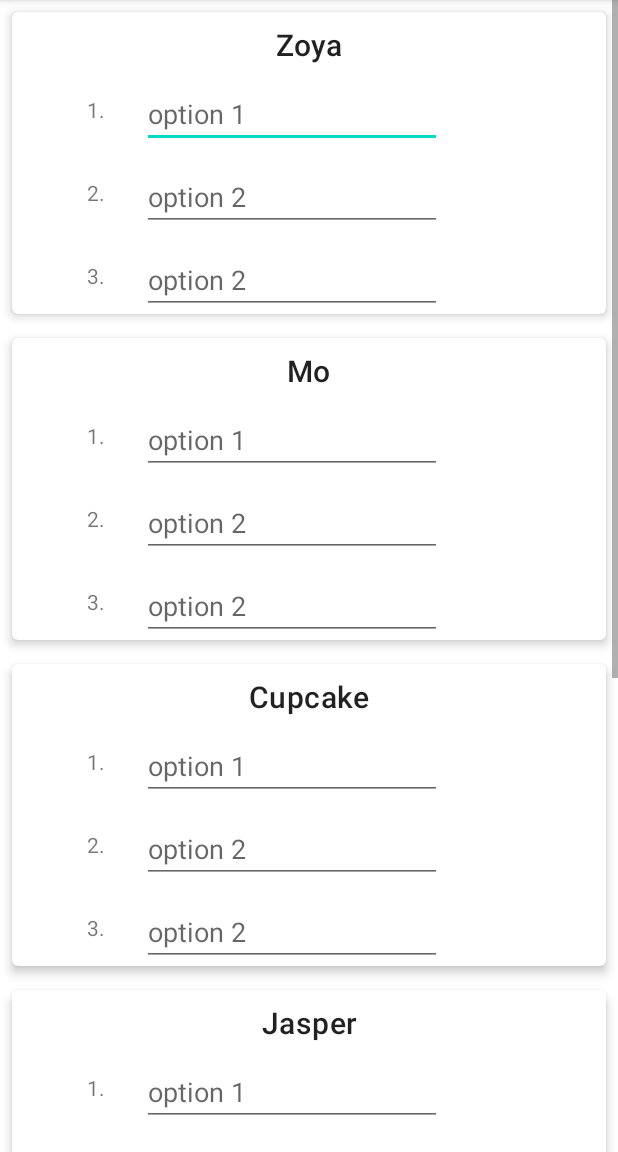
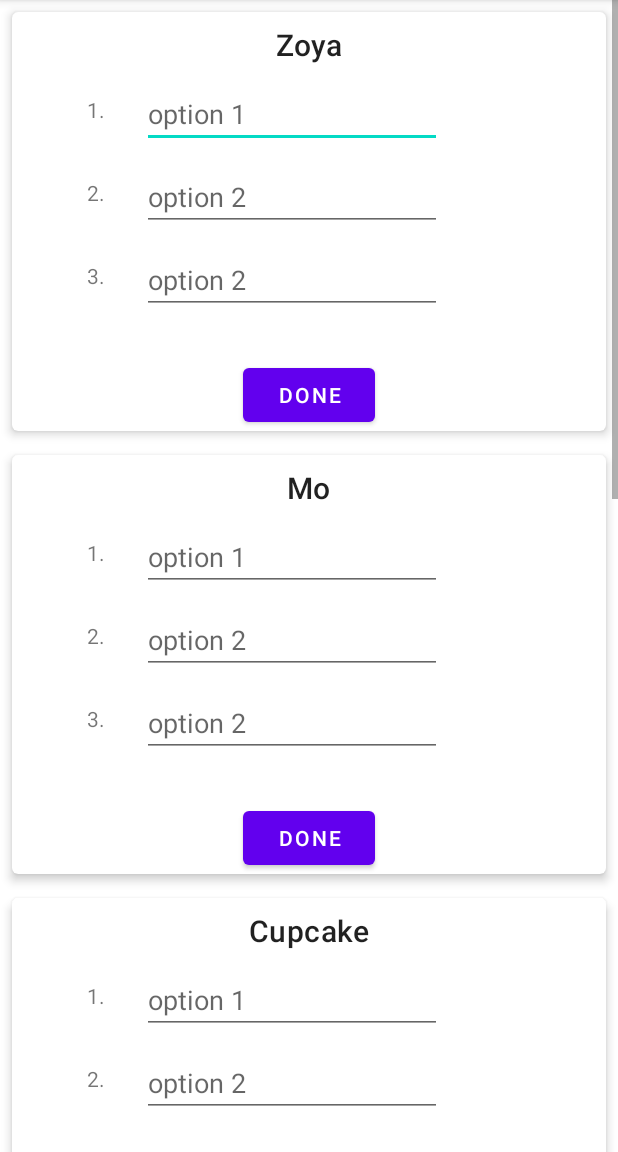
Before and after one commit to rahulpalla/StudioLife, an Android app: the EntryFormActivity screen opened directly, with no data from a screen before it, on a phone screen of 412 x 824 dp, the part 84-1236 px from its top. Run offline under Robolectric (Android 15) with nearby library versions, the phone set to English and light mode, and no system bars.

Commit message:
added button for each question

```diff
--- a/app/src/main/java/com/example/studiolife/adapter/QuestionCardAdapter.kt
+++ b/app/src/main/java/com/example/studiolife/adapter/QuestionCardAdapter.kt
@@ -6,6 +6,7 @@ import android.text.TextWatcher
 import android.view.LayoutInflater
 import android.view.View
 import android.view.ViewGroup
+import android.widget.Button
 import android.widget.EditText
 import android.widget.ImageView
 import android.widget.TextView
@@ -33,23 +34,7 @@ class QuestionCardAdapter (
         var input1Text: EditText? = view!!.findViewById(R.id.input1_text)
         var input2Text: EditText? = view!!.findViewById(R.id.input2_text)
         var input3Text: EditText? = view!!.findViewById(R.id.input3_text)
-
-//        init {
-//            editText.addTextChangedListener(object : TextWatcher {
-//                override fun afterTextChanged(s: Editable?) {
-//                    qList[adapterPosition].input1 = s.toString()
-//                }
-//
-//                override fun beforeTextChanged(s: CharSequence?, start: Int, count: Int, after: Int) {
-//
-//                }
-//
-//                override fun onTextChanged(s: CharSequence?, start: Int, before: Int, count: Int) {
-//
-//                }
-//
-//            })
-//        }
+        val button: Button? = view!!.findViewById(R.id.done_btn)
     }
 
     override fun onCreateViewHolder(parent: ViewGroup, viewType: Int): QuestionCardViewHolder {
@@ -66,30 +51,36 @@ class QuestionCardAdapter (
         // Get the data at the current position
         val data = qList[position]
         holder.questionText?.text = data.question
-//        holder.input1Text?.text = data.input1
-        holder.input1Text?.addTextChangedListener(object: TextWatcher{
-            override fun afterTextChanged(s: Editable?) {
-                data.input1 = s.toString()
-            }
 
-            override fun beforeTextChanged(s: CharSequence?, start: Int, count: Int, after: Int) {}
-            override fun onTextChanged(s: CharSequence?, start: Int, before: Int, count: Int) {}
-        })
-//        holder.input2Text?.text = data.input2
-        holder.input2Text?.addTextChangedListener(object: TextWatcher{
-            override fun afterTextChanged(s: Editable?) {
-                data.input2 = s.toString()
-            }
-            override fun beforeTextChanged(s: CharSequence?, start: Int, count: Int, after: Int) {}
-            override fun onTextChanged(s: CharSequence?, start: Int, before: Int, count: Int) {}
-        })
-//        holder.input3Text?.text = data.input3
-        holder.input3Text?.addTextChangedListener(object: TextWatcher{
-            override fun afterTextChanged(s: Editable?) {
-                data.input3 = s.toString()
-            }
-            override fun beforeTextChanged(s: CharSequence?, start: Int, count: Int, after: Int) {}
-            override fun onTextChanged(s: CharSequence?, start: Int, before: Int, count: Int) {}
-        })
+        holder.button?.setOnClickListener {
+            data.input1 = holder.input1Text.toString()
+            data.input2 = holder.input2Text.toString()
+            data.input3 = holder.input3Text.toString()
+        }
+
+//        holder.input1Text?.addTextChangedListener(object: TextWatcher{
+//            override fun afterTextChanged(s: Editable?) {
+//                data.input1 = s.toString()
+//            }
+//
+//            override fun beforeTextChanged(s: CharSequence?, start: Int, count: Int, after: Int) {}
+//            override fun onTextChanged(s: CharSequence?, start: Int, before: Int, count: Int) {}
+//        })
+//
+//        holder.input2Text?.addTextChangedListener(object: TextWatcher{
+//            override fun afterTextChanged(s: Editable?) {
+//                data.input2 = s.toString()
+//            }
+//            override fun beforeTextChanged(s: CharSequence?, start: Int, count: Int, after: Int) {}
+//            override fun onTextChanged(s: CharSequence?, start: Int, before: Int, count: Int) {}
+//        })
+//
+//        holder.input3Text?.addTextChangedListener(object: TextWatcher{
+//            override fun afterTextChanged(s: Editable?) {
+//                data.input3 = s.toString()
+//            }
+//            override fun beforeTextChanged(s: CharSequence?, start: Int, count: Int, after: Int) {}
+//            override fun onTextChanged(s: CharSequence?, start: Int, before: Int, count: Int) {}
+//        })
     }
 }
--- a/app/src/main/java/com/example/studiolife/data/DataSource.kt
+++ b/app/src/main/java/com/example/studiolife/data/DataSource.kt
@@ -15,6 +15,7 @@
 */
 package com.example.studiolife.data
 
+import android.widget.Button
 import com.example.studiolife.model.Question
 
 /**
--- a/app/src/main/res/layout/entry_form.xml
+++ b/app/src/main/res/layout/entry_form.xml
@@ -44,25 +44,6 @@
             app:layout_constraintStart_toEndOf="@+id/input1"
             app:layout_constraintTop_toBottomOf="@+id/question"/>
 
-<!--        <com.google.android.material.textfield.TextInputLayout-->
-<!--            android:id="@+id/input1_text"-->
-<!--            android:layout_width="200dp"-->
-<!--            android:layout_height="wrap_content"-->
-<!--            android:layout_marginStart="16dp"-->
-<!--            android:layout_marginBottom="20dp"-->
-<!--            android:layout_marginTop="10dp"-->
-<!--            android:hint="@string/option_1"-->
-<!--            app:layout_constraintStart_toEndOf="@+id/input1"-->
-<!--            app:layout_constraintTop_toBottomOf="@+id/question">-->
-
-<!--            <com.google.android.material.textfield.TextInputEditText-->
-<!--                android:id="@+id/input1_edit_text"-->
-<!--                android:layout_width="match_parent"-->
-<!--                android:layout_height="wrap_content"-->
-<!--                android:inputType="text" />-->
-
-<!--        </com.google.android.material.textfield.TextInputLayout>-->
-
         <TextView
             android:id="@+id/input2"
             android:layout_height="wrap_content"
@@ -82,24 +63,6 @@
             android:hint="@string/option_2"
             app:layout_constraintStart_toEndOf="@+id/input2"
             app:layout_constraintTop_toBottomOf="@+id/input1_text"/>
-
-<!--        <com.google.android.material.textfield.TextInputLayout-->
-<!--            android:id="@+id/input2_text"-->
-<!--            android:layout_width="200dp"-->
-<!--            android:layout_height="wrap_content"-->
-<!--            android:layout_marginStart="16dp"-->
-<!--            android:layout_marginTop="10dp"-->
-<!--            android:hint="@string/option_2"-->
-<!--            app:layout_constraintStart_toEndOf="@+id/input2"-->
-<!--            app:layout_constraintTop_toBottomOf="@+id/input1_text">-->
-
-<!--            <com.google.android.material.textfield.TextInputEditText-->
-<!--                android:id="@+id/input2_edit_text"-->
-<!--                android:layout_width="match_parent"-->
-<!--                android:layout_height="wrap_content"-->
-<!--                android:inputType="text" />-->
-
-<!--        </com.google.android.material.textfield.TextInputLayout>-->
 
         <TextView
             android:id="@+id/input3"
@@ -121,23 +84,15 @@
             app:layout_constraintStart_toEndOf="@+id/input3"
             app:layout_constraintTop_toBottomOf="@+id/input2_text"/>
 
-<!--        <com.google.android.material.textfield.TextInputLayout-->
-<!--            android:id="@+id/input3_text"-->
-<!--            android:layout_width="200dp"-->
-<!--            android:layout_height="wrap_content"-->
-<!--            android:layout_marginStart="16dp"-->
-<!--            android:layout_marginTop="10dp"-->
-<!--            android:hint="@string/option_2"-->
-<!--            app:layout_constraintStart_toEndOf="@+id/input3"-->
-<!--            app:layout_constraintTop_toBottomOf="@+id/input2_text">-->
-
-<!--            <com.google.android.material.textfield.TextInputEditText-->
-<!--                android:id="@+id/input3_edit_text"-->
-<!--                android:layout_width="match_parent"-->
-<!--                android:layout_height="wrap_content"-->
-<!--                android:inputType="text" />-->
-
-<!--        </com.google.android.material.textfield.TextInputLayout>-->
+        <Button
+            android:id="@+id/done_btn"
+            android:layout_width="wrap_content"
+            android:layout_height="wrap_content"
+            app:layout_constraintTop_toBottomOf="@+id/input3_text"
+            android:text="@string/done_btn_text"
+            app:layout_constraintStart_toStartOf="parent"
+            app:layout_constraintEnd_toEndOf="parent"
+            android:layout_marginTop="30dp"/>
 
     </androidx.constraintlayout.widget.ConstraintLayout>
 
--- a/app/src/main/res/values/strings.xml
+++ b/app/src/main/res/values/strings.xml
@@ -5,4 +5,5 @@
     <string name="welcome">Welcome to Studio Life</string>
     <string name="option_1">option 1</string>
     <string name="option_2">option 2</string>
+    <string name="done_btn_text">Done</string>
 </resources>
```
Also changed, not shown: app/src/main/java/com/example/studiolife/DataSource.kt (deleted, +0 -69 lines), app/src/main/java/com/example/studiolife/model/Question.kt (+2 -7 lines).
